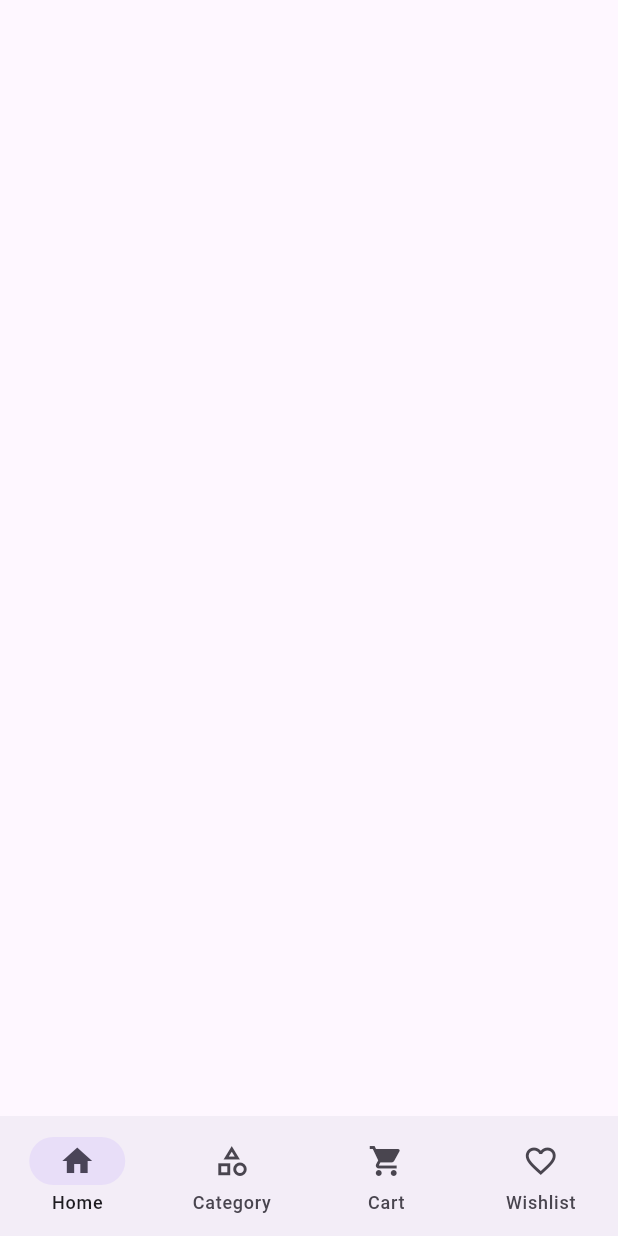
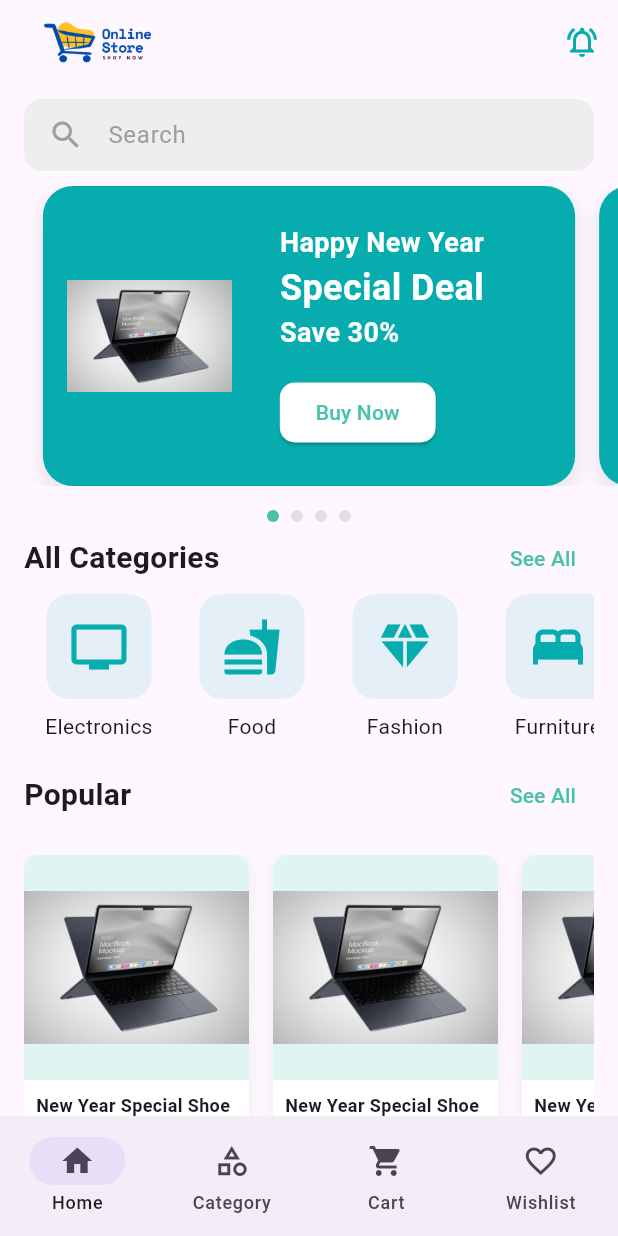
Before and after one commit to nafiurrahmansabbir/online_store, a Flutter app: the screen it shows after launch, on a phone screen of 412 x 824 dp. Run offline on Flutter 3.47's test engine with Material 3 defaults, Android fonts, the phone set to English and light mode, and no system bars; our stand-ins replace flutter_svg, get.

Commit message:
Working on homepage

```diff
--- a/lib/app.dart
+++ b/lib/app.dart
@@ -2,9 +2,7 @@ import 'package:flutter/material.dart';
 import 'package:flutter/services.dart';
 import 'package:get/get.dart';
 import 'package:online_store/controller_binder.dart';
-import 'package:online_store/mvc/views/onboarding/splash_screen.dart';
-
-import 'routes/app_routes.dart';
+import 'app_routes.dart';
 import 'themes/dark_theme.dart';
 import 'themes/light_theme.dart';
 
--- a/lib/routes/app_routes.dart
+++ b/lib/app_routes.dart
@@ -1,6 +1,7 @@
 import 'package:get/get.dart';
 
-import '../mvc/views/onboarding/splash_screen.dart';
+import 'features/onboarding/splash_screen.dart';
+
 
 class AppRoutes {
   static const splash = '/splash';
--- a/lib/common/utils/assets_path.dart
+++ b/lib/common/utils/assets_path.dart
@@ -3,6 +3,44 @@ class AssetsPath {
   static const String _appLogo = 'assets/app_logo';
 
   static const String appLogoSVG = '$_appLogo/app_logo.svg';
-  // static const String appLogoNav = '$_images/logo_nav.svg';
-  // static const String dummyProductImg = '$_images/shoe.png';
+  static const String appLogoPNG = '$_appLogo/app_logo.png';
+  static const String sliderDemo1 = '$_images/slider_demo1.png';
+
+
+
+
+
+  final List<Map<String, dynamic>> demoGridProductsCard = [
+    {
+      'name': 'New Year Special Shoe 30',
+      'price': '100',
+      'rating': '4.5',
+      'image': sliderDemo1,
+    },
+    {
+      'name': 'New Year Special Shoe 30',
+      'price': '100',
+      'rating': '4.5',
+      'image': sliderDemo1,
+    },
+    {
+      'name': 'New Year Special Shoe 30',
+      'price': '100',
+      'rating': '4.5',
+      'image': sliderDemo1,
+    },
+    {
+      'name': 'New Year Special Shoe 30',
+      'price': '100',
+      'rating': '4.5',
+      'image': sliderDemo1,
+    },
+    {
+      'name': 'New Year Special Shoe 30',
+      'price': '100',
+      'rating': '4.5',
+      'image': sliderDemo1,
+    },
+  ];
+
 }
--- a/lib/controller_binder.dart
+++ b/lib/controller_binder.dart
@@ -1,6 +1,7 @@
 import 'package:get/get.dart';
 
-import 'mvc/controllers/bottom_nav_bar_controller.dart';
+import 'features/home/controllers/bottom_nav_bar_controller.dart';
+
 
 class ControllerBinder extends Bindings {
   @override
--- /dev/null
+++ b/lib/features/home/home_screen.dart
@@ -0,0 +1,54 @@
+import 'package:flutter/material.dart';
+import 'package:online_store/common/utils/app_colors.dart';
+import 'package:online_store/common/utils/assets_path.dart';
+import 'package:online_store/features/home/widgets/categories_gridview.dart';
+import 'package:online_store/features/home/widgets/home_card_section.dart';
+import 'package:online_store/features/home/widgets/home_custom_carousel.dart';
+import 'package:online_store/features/home/widgets/search_bar_widget.dart';
+import 'package:online_store/features/home/widgets/section_header.dart';
+
+class HomeScreen extends StatefulWidget {
+  const HomeScreen({super.key});
+
+  @override
+  State<HomeScreen> createState() => _HomeScreenState();
+}
+
+class _HomeScreenState extends State<HomeScreen> {
+  @override
+  Widget build(BuildContext context) {
+    return Scaffold(
+      appBar: AppBar(
+
+        title: SizedBox(
+            width: 100,
+            child: Image.asset(AssetsPath.appLogoPNG)),
+        actions: [
+          IconButton(
+            icon: Icon(Icons.notifications_active_outlined,color: AppColors.themeColor,),
+            onPressed: () {
+            },
+          ),
+        ],
+      ),
+      body: SingleChildScrollView(
+        child: Column(
+          children: [
+            SizedBox(height: 10,),
+            SearchBarWidget(),
+            SizedBox(height: 10,),
+            HomeCustomCarousel(),
+            SectionHeader(title: 'All Categories', onTap: (){}),
+            CategoriesGridview(),
+            SectionHeader(title: 'Popular', onTap: (){}),
+            HomeCardSection(popularProducts: AssetsPath().demoGridProductsCard),
+            SectionHeader(title: 'Special', onTap: (){}),
+            HomeCardSection(popularProducts: AssetsPath().demoGridProductsCard),
+            SectionHeader(title: 'New', onTap: (){}),
+            HomeCardSection(popularProducts: AssetsPath().demoGridProductsCard),
+          ],
+        ),
+      ),
+    );
+  }
+}
--- a/lib/mvc/views/home/main_bottom_nav_screens.dart
+++ b/lib/features/home/main_bottom_nav_screens.dart
@@ -1,7 +1,6 @@
 import 'package:flutter/material.dart';
 import 'package:get/get.dart';
-
-import '../../controllers/bottom_nav_bar_controller.dart';
+import 'controllers/bottom_nav_bar_controller.dart';
 import 'home_screen.dart';
 
 class MainBottomNavScreen extends StatefulWidget {
--- /dev/null
+++ b/lib/features/home/widgets/categories_gridview.dart
@@ -0,0 +1,73 @@
+import 'package:flutter/material.dart';
+
+import '../../../common/utils/app_colors.dart';
+
+class CategoriesGridview extends StatelessWidget {
+  final List<Map<String, dynamic>> categories = [
+    {'name': 'Electronics', 'icon': Icons.tv},
+    {'name': 'Food', 'icon': Icons.fastfood},
+    {'name': 'Fashion', 'icon': Icons.diamond},
+    {'name': 'Furniture', 'icon': Icons.bed},
+    {'name': 'Books', 'icon': Icons.book},
+    {'name': 'Gaming', 'icon': Icons.games},
+    {'name': 'Sports', 'icon': Icons.sports_soccer},
+    {'name': 'Beauty', 'icon': Icons.face},
+    {'name': 'Pets', 'icon': Icons.pets},
+    {'name': 'Garden', 'icon': Icons.yard},
+  ];
+
+  CategoriesGridview({super.key});
+
+  @override
+  Widget build(BuildContext context) {
+    return Column(
+      children: [
+        SizedBox(
+          height: 110,
+          child: Padding(
+            padding: const EdgeInsets.symmetric(horizontal: 16.0),
+            child: GridView.builder(
+              scrollDirection: Axis.horizontal, // This makes it scroll horizontally
+              padding: EdgeInsets.zero,
+              gridDelegate: SliverGridDelegateWithFixedCrossAxisCount(
+                crossAxisCount: 1, // Number of rows in a horizontal grid
+                crossAxisSpacing: 10,
+                mainAxisSpacing: 2,
+                childAspectRatio: 1.1,
+              ),
+              itemCount: categories.length,
+              itemBuilder: (context, index) {
+                return _buildCategoryItem(
+                  categories[index]['name'] as String,
+                  categories[index]['icon'] as IconData,
+                );
+              },
+            ),
+          ),
+        ),
+      ],
+    );
+  }
+
+  Widget _buildCategoryItem(String name, IconData icon) {
+    return Column(
+      children: [
+        Container(
+          height: 70,
+          width: 70,
+          decoration: BoxDecoration(
+            color: AppColors.themeColor.withOpacity(0.1),
+            borderRadius: BorderRadius.circular(15.0),
+          ),
+          child: Icon(
+            icon,
+            size: 40,
+            color: AppColors.themeColor,
+          ),
+        ),
+        SizedBox(height: 8),
+        Text(name, textAlign: TextAlign.center),
+      ],
+    );
+  }
+}
--- /dev/null
+++ b/lib/features/home/widgets/home_card_section.dart
@@ -0,0 +1,117 @@
+import 'package:flutter/material.dart';
+
+class HomeCardSection extends StatelessWidget {
+  final List<Map<String, dynamic>> popularProducts;
+
+  const HomeCardSection({super.key, required this.popularProducts});
+
+  @override
+  Widget build(BuildContext context) {
+    return Padding(
+      padding: const EdgeInsets.all(16.0),
+      child: Column(
+        children: [
+          SizedBox(
+            height: 250,
+            child: ListView.builder(
+              scrollDirection: Axis.horizontal,
+              itemCount: popularProducts.length,
+              itemBuilder: (context, index) {
+                final product = popularProducts[index];
+                return ProductCard(
+                  name: product['name'] as String,
+                  price: product['price'] as String,
+                  rating: product['rating'] as String,
+                  image: product['image'] as String,
+                );
+              },
+            ),
+          ),
+        ],
+      ),
+    );
+  }
+}
+
+class ProductCard extends StatelessWidget {
+  final String name;
+  final String price;
+  final String rating;
+  final String image;
+
+  const ProductCard({
+    super.key,
+    required this.name,
+    required this.price,
+    required this.rating,
+    required this.image,
+  });
+
+  @override
+  Widget build(BuildContext context) {
+    return Container(
+      width: 150,
+      margin: EdgeInsets.only(right: 16.0),
+      decoration: BoxDecoration(
+        color: Colors.white,
+        borderRadius: BorderRadius.circular(10.0),
+        boxShadow: [
+          BoxShadow(
+            color: Colors.grey.withOpacity(0.1),
+            spreadRadius: 2,
+            blurRadius: 5,
+            offset: Offset(0, 3),
+          ),
+        ],
+      ),
+      child: Column(
+        crossAxisAlignment: CrossAxisAlignment.start,
+        children: [
+          Container(
+            height: 150,
+            decoration: BoxDecoration(
+              color: Color(0xFFE0F4F2),
+              borderRadius: BorderRadius.vertical(top: Radius.circular(10.0)),
+            ),
+            child: Center(
+              child: Image.asset(
+                image,
+                fit: BoxFit.fill,
+              ),
+            ),
+          ),
+          Padding(
+            padding: const EdgeInsets.all(8.0),
+            child: Column(
+              crossAxisAlignment: CrossAxisAlignment.start,
+              children: [
+                Text(
+                  name,
+                  style: TextStyle(fontWeight: FontWeight.bold, fontSize: 12),
+                  maxLines: 2,
+                  overflow: TextOverflow.ellipsis,
+                ),
+                SizedBox(height: 4),
+                Row(
+                  children: [
+                    Text(
+                      '\$$price',
+                      style: TextStyle(
+                          fontWeight: FontWeight.bold,
+                          color: Color(0xFF4AC1A9)),
+                    ),
+                    SizedBox(width: 8),
+                    Icon(Icons.star, color: Colors.amber, size: 16),
+                    Text(rating),
+                    Spacer(),
+                    Icon(Icons.add_box_rounded, color: Color(0xFF4AC1A9)),
+                  ],
+                ),
+              ],
+            ),
+          ),
+        ],
+      ),
+    );
+  }
+}
--- /dev/null
+++ b/lib/features/home/widgets/home_custom_carousel.dart
@@ -0,0 +1,155 @@
+import 'package:flutter/material.dart';
+import 'package:online_store/common/utils/app_colors.dart';
+import 'package:online_store/common/utils/assets_path.dart';
+
+class HomeCustomCarousel extends StatefulWidget {
+  const HomeCustomCarousel({super.key});
+
+  @override
+  State<HomeCustomCarousel> createState() => _HomeCustomCarouselState();
+}
+
+class _HomeCustomCarouselState extends State<HomeCustomCarousel> {
+  final PageController _pageController = PageController(viewportFraction: 0.9);
+  int _currentPage = 0;
+
+  @override
+  void initState() {
+    super.initState();
+    _pageController.addListener(() {
+      int next = _pageController.page!.round();
+      if (_currentPage != next) {
+        setState(() {
+          _currentPage = next;
+        });
+      }
+    });
+  }
+
+  @override
+  void dispose() {
+    _pageController.dispose();
+    super.dispose();
+  }
+
+  @override
+  Widget build(BuildContext context) {
+    return Column(
+      children: [
+        SizedBox(
+          height: 200,
+          child: PageView.builder(
+            controller: _pageController,
+            itemCount: 4, // Example: 4 items in the carousel
+            itemBuilder: (context, index) {
+              return Padding(
+                padding: const EdgeInsets.symmetric(horizontal: 8.0),
+                child: _buildCarouselItem(index),
+              );
+            },
+          ),
+        ),
+        SizedBox(height: 16),
+        _buildPageIndicators(),
+      ],
+    );
+  }
+
+  Widget _buildCarouselItem(int index) {
+    return Container(
+      decoration: BoxDecoration(
+        color: AppColors.themeColor, // A teal-like color
+        borderRadius: BorderRadius.circular(20),
+        boxShadow: [
+          BoxShadow(
+            color: Colors.black.withOpacity(0.1),
+            blurRadius: 10,
+            offset: Offset(0, 5),
+          ),
+        ],
+      ),
+      child: Row(
+        children: [
+          Expanded(
+            flex: 2,
+            child: Padding(
+              padding: const EdgeInsets.all(16.0),
+              child: SizedBox(
+                height: 200,
+                child: Image.asset(
+                  AssetsPath.sliderDemo1, // Replace with a dynamic image
+                  fit: BoxFit.contain,
+                ),
+              ),
+            ),
+          ),
+          Expanded(
+            flex: 3,
+            child: Padding(
+              padding: const EdgeInsets.all(16.0),
+              child: Column(
+                mainAxisAlignment: MainAxisAlignment.center,
+                crossAxisAlignment: CrossAxisAlignment.start,
+                children: [
+                  Text(
+                    'Happy New Year',
+                    style: TextStyle(
+                      fontSize: 18,
+                      fontWeight: FontWeight.bold,
+                      color: Colors.white,
+                    ),
+                  ),
+                  Text(
+                    'Special Deal',
+                    style: TextStyle(
+                      fontSize: 24,
+                      fontWeight: FontWeight.bold,
+                      color: Colors.white,
+                    ),
+                  ),
+                  Text(
+                    'Save 30%',
+                    style: TextStyle(
+                      fontSize: 18,
+                      fontWeight: FontWeight.bold,
+                      color: Colors.white,
+                    ),
+                  ),
+                  SizedBox(height: 16),
+                  ElevatedButton(
+                    onPressed: () {},
+                    style: ElevatedButton.styleFrom(
+                      backgroundColor: Colors.white,
+                      foregroundColor: Color(0xFF4AC1A9),
+                      shape: RoundedRectangleBorder(
+                        borderRadius: BorderRadius.circular(10),
+                      ),
+                    ),
+                    child: Text('Buy Now'),
+                  ),
+                ],
+              ),
+            ),
+          ),
+        ],
+      ),
+    );
+  }
+
+  Widget _buildPageIndicators() {
+    return Row(
+      mainAxisAlignment: MainAxisAlignment.center,
+      children: List.generate(4, (index) {
+        return Container(
+          width: 8.0,
+          height: 8.0,
+          margin: EdgeInsets.symmetric(horizontal: 4.0),
+          decoration: BoxDecoration(
+            shape: BoxShape.circle,
+            color: _currentPage == index ? Color(0xFF4AC1A9) : Colors.grey[300],
+          ),
+        );
+      }),
+    );
+  }
+}
--- /dev/null
+++ b/lib/features/home/widgets/search_bar_widget.dart
@@ -0,0 +1,27 @@
+import 'package:flutter/material.dart';
+
+class SearchBarWidget extends StatelessWidget {
+  const SearchBarWidget({super.key});
+
+  @override
+  Widget build(BuildContext context) {
+    return Padding(
+      padding: const EdgeInsets.symmetric(horizontal: 16.0),
+      child: Container(
+        padding: EdgeInsets.symmetric(horizontal: 16.0),
+        decoration: BoxDecoration(
+          color: Colors.grey[200],
+          borderRadius: BorderRadius.circular(12.0),
+        ),
+        child: TextFormField(
+          decoration: InputDecoration(
+            icon: Icon(Icons.search, color: Colors.grey),
+            hintText: 'Search',
+            hintStyle: TextStyle(color: Colors.grey),
+            border: InputBorder.none,
+          ),
+        ),
+      ),
+    );
+  }
+}
--- /dev/null
+++ b/lib/features/home/widgets/section_header.dart
@@ -0,0 +1,40 @@
+import 'package:flutter/material.dart';
+
+class SectionHeader extends StatelessWidget {
+  final String title;
+  final VoidCallback onTap;
+
+  const SectionHeader({
+    super.key,
+    required this.title,
+    required this.onTap,
+  });
+
+  @override
+  Widget build(BuildContext context) {
+    return Padding(
+      padding: const EdgeInsets.symmetric(horizontal: 16.0),
+      child: Row(
+        mainAxisAlignment: MainAxisAlignment.spaceBetween,
+        children: [
+          Text(
+            title,
+            style: TextStyle(
+              fontSize: 20,
+              fontWeight: FontWeight.bold,
+            ),
+          ),
+          TextButton(
+            onPressed: onTap,
+            child: Text(
+              'See All',
+              style: TextStyle(
+                color: Color(0xFF4AC1A9),
+              ),
+            ),
+          ),
+        ],
+      ),
+    );
+  }
+}
--- a/lib/mvc/views/home/home_screen.dart
+++ /dev/null
@@ -1,17 +0,0 @@
-import 'package:flutter/material.dart';
-
-class HomeScreen extends StatefulWidget {
-  const HomeScreen({super.key});
-
-  @override
-  State<HomeScreen> createState() => _HomeScreenState();
-}
-
-class _HomeScreenState extends State<HomeScreen> {
-  @override
-  Widget build(BuildContext context) {
-    return Scaffold(
-
-    );
-  }
-}
```
Also changed, not shown: assets/images/slider_demo1.png (added), lib/features/home/controllers/bottom_nav_bar_controller.dart (renamed from lib/mvc/controllers/bottom_nav_bar_controller.dart), lib/features/onboarding/splash_screen.dart (renamed from lib/mvc/views/onboarding/splash_screen.dart).
